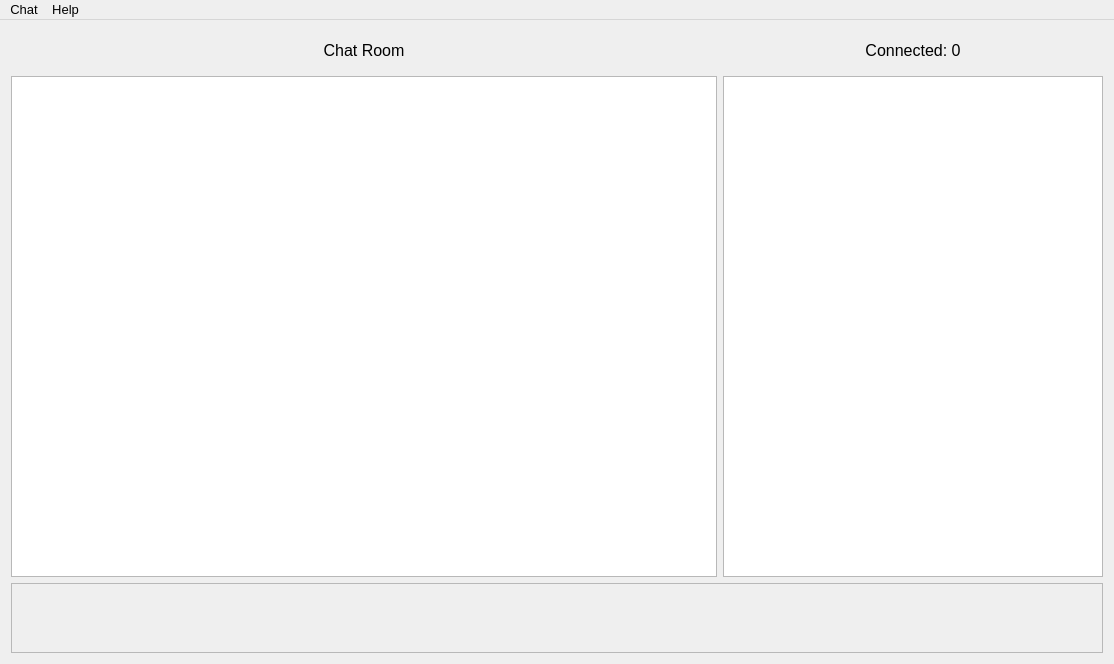
The window that src/View/MainWindow/mainwindow.ui (Flone-dnb/Silent) describes before a commit, drawn with Qt 5.
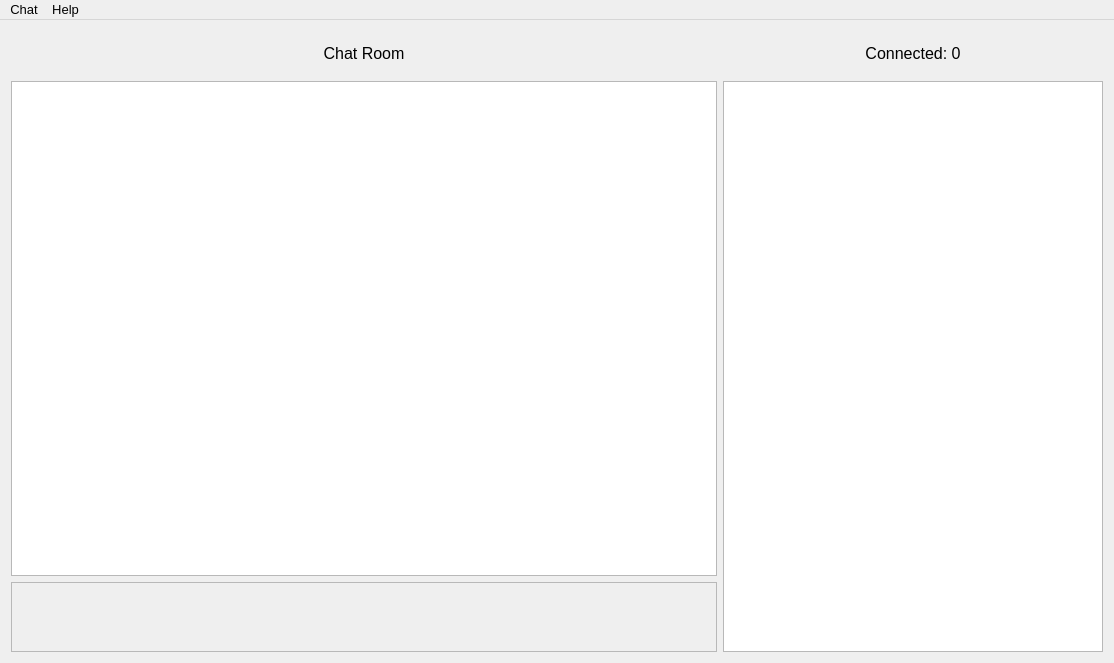
The same window after the commit. Custom widgets are drawn as their Qt base class.

Commit message: Rearranged UI elements.

```diff
--- a/src/View/MainWindow/mainwindow.ui
+++ b/src/View/MainWindow/mainwindow.ui
@@ -7,7 +7,7 @@
     <x>0</x>
     <y>0</y>
     <width>1114</width>
-    <height>664</height>
+    <height>663</height>
    </rect>
   </property>
   <property name="windowTitle">
@@ -28,7 +28,7 @@
   <widget class="QWidget" name="centralWidget">
    <layout class="QVBoxLayout" name="verticalLayout_2">
     <item>
-     <layout class="QVBoxLayout" name="verticalLayout" stretch="7,90,3">
+     <layout class="QVBoxLayout" name="verticalLayout" stretch="7,90">
       <item>
        <layout class="QHBoxLayout" name="horizontalLayout_3" stretch="65,35">
         <item>
@@ -80,6 +80,11 @@
       <item>
        <layout class="QHBoxLayout" name="horizontalLayout_2" stretch="65,35">
         <item>
+         <layout class="QVBoxLayout" name="verticalLayout_4" stretch="90,10">
+          <property name="sizeConstraint">
+           <enum>QLayout::SetDefaultConstraint</enum>
+          </property>
+          <item>
          <widget class="QPlainTextEdit" name="plainTextEdit">
           <property name="font">
            <font>
@@ -96,33 +101,16 @@
          </widget>
         </item>
         <item>
-         <layout class="QVBoxLayout" name="verticalLayout_3" stretch="45">
-          <property name="spacing">
-           <number>5</number>
-          </property>
-          <item>
-           <widget class="SListWidget" name="listWidget_users">
-            <property name="font">
-             <font>
-              <pointsize>10</pointsize>
-             </font>
-            </property>
-            <property name="styleSheet">
-             <string notr="true"/>
-            </property>
-           </widget>
-          </item>
-         </layout>
-        </item>
-       </layout>
-      </item>
-      <item>
-       <layout class="QHBoxLayout" name="horizontalLayout" stretch="85">
-        <item>
          <widget class="CustomQPlainTextEdit" name="plainTextEdit_input">
           <property name="enabled">
            <bool>false</bool>
           </property>
+            <property name="sizePolicy">
+             <sizepolicy hsizetype="Expanding" vsizetype="Expanding">
+              <horstretch>0</horstretch>
+              <verstretch>0</verstretch>
+             </sizepolicy>
+            </property>
           <property name="font">
            <font>
             <family>Segoe UI</family>
@@ -136,6 +124,27 @@
            <locale language="Russian" country="Russia"/>
           </property>
          </widget>
+          </item>
+         </layout>
+        </item>
+        <item>
+         <layout class="QVBoxLayout" name="verticalLayout_3" stretch="45">
+          <property name="spacing">
+           <number>5</number>
+          </property>
+          <item>
+           <widget class="SListWidget" name="listWidget_users">
+            <property name="font">
+             <font>
+              <pointsize>10</pointsize>
+             </font>
+            </property>
+            <property name="styleSheet">
+             <string notr="true"/>
+            </property>
+           </widget>
+          </item>
+         </layout>
         </item>
        </layout>
       </item>
```
Lines whose indentation alone changed are shown as unchanged.
